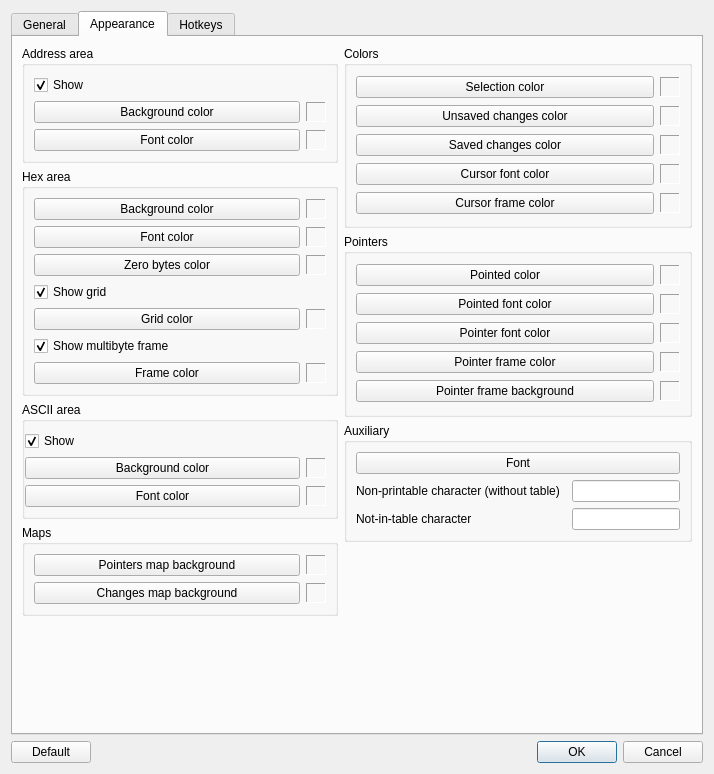
Above: src/dialogs/optionsdialog.ui from road-t/RTHextion before the change. Below: the same form after it.
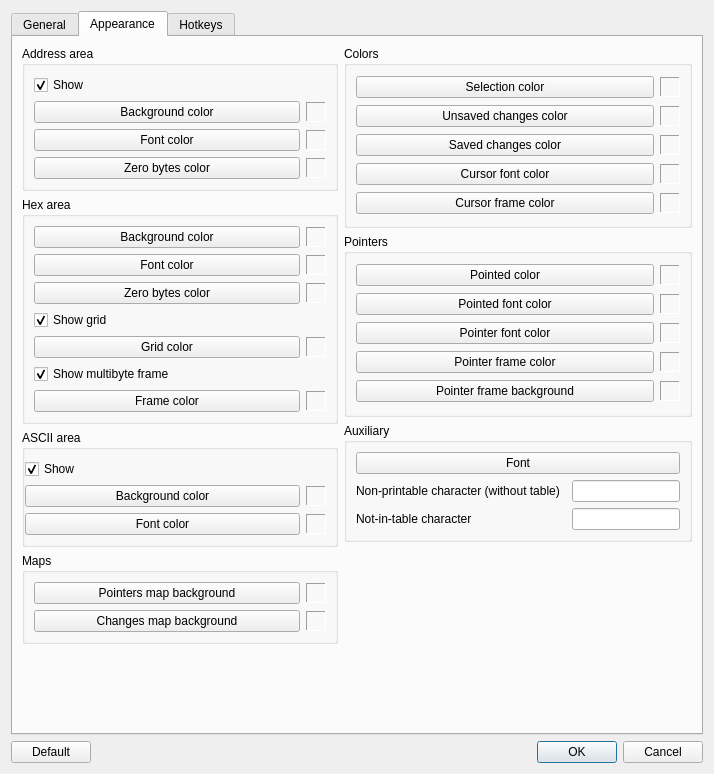
That is the form after the change. The open tabs and pages were chosen to show the change.

Commit message: Large file handling heavily updated; Address-area zero-bytes font color adjustment added

The edit to the form file:
```diff
--- a/src/dialogs/optionsdialog.ui
+++ b/src/dialogs/optionsdialog.ui
@@ -262,6 +262,44 @@
               </property>
              </widget>
             </item>
+            <item row="4" column="0">
+             <widget class="QPushButton" name="pbAddressZeroByteFontColor">
+              <property name="text">
+               <string>Zero bytes color</string>
+              </property>
+             </widget>
+            </item>
+            <item row="4" column="1">
+             <widget class="QLabel" name="lbAddressZeroByteFontColor">
+              <property name="sizePolicy">
+               <sizepolicy hsizetype="Fixed" vsizetype="Fixed">
+                <horstretch>20</horstretch>
+                <verstretch>20</verstretch>
+               </sizepolicy>
+              </property>
+              <property name="minimumSize">
+               <size>
+                <width>20</width>
+                <height>20</height>
+               </size>
+              </property>
+              <property name="maximumSize">
+               <size>
+                <width>20</width>
+                <height>20</height>
+               </size>
+              </property>
+              <property name="frameShape">
+               <enum>QFrame::Panel</enum>
+              </property>
+              <property name="frameShadow">
+               <enum>QFrame::Sunken</enum>
+              </property>
+              <property name="text">
+               <string/>
+              </property>
+             </widget>
+            </item>
            </layout>
           </widget>
          </item>
```
The commit also changes 9 other files.
